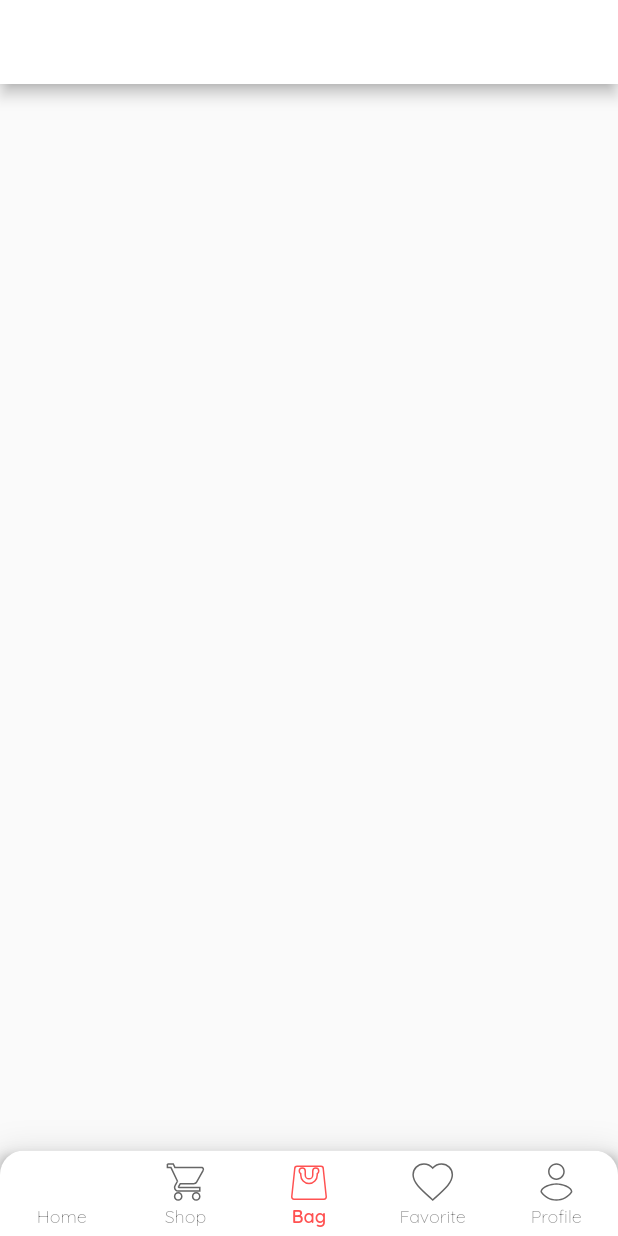
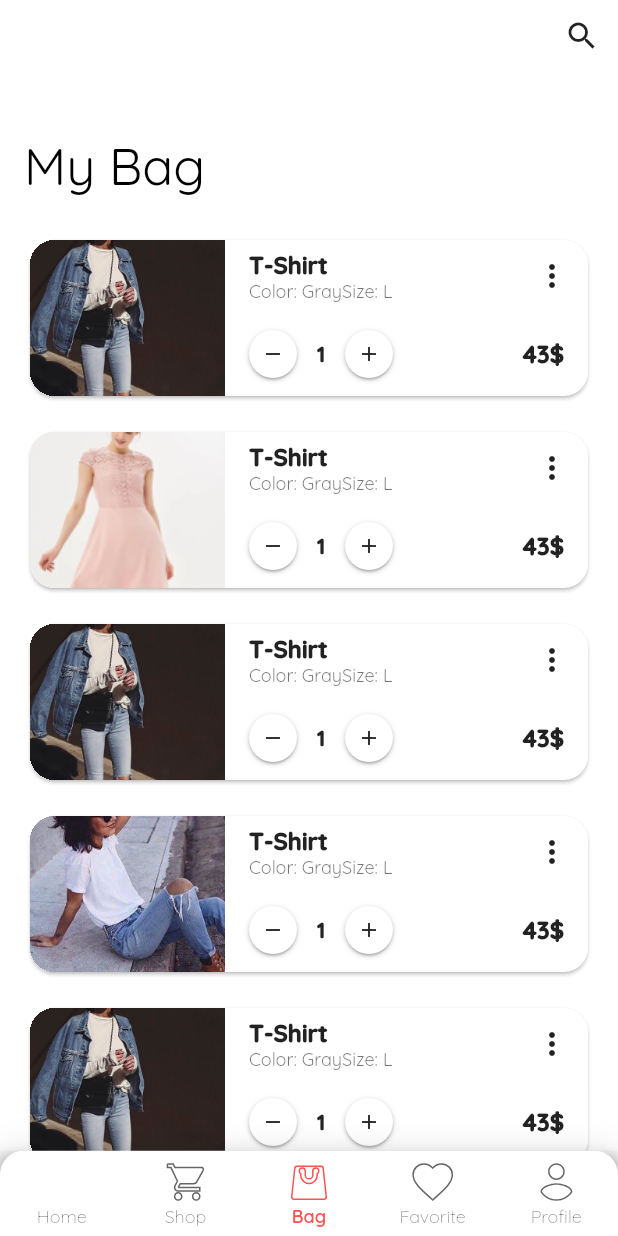
Before and after one commit to dangngocduc/flutter_ecommerce_mobile, a Flutter app: the screen it shows after launch, swiped to page 3, on a phone screen of 412 x 824 dp. Run offline on Flutter 3.47's test engine with Material 2 defaults, Android fonts, the phone set to English and light mode, and no system bars; our stand-ins replace flutter_rating_bar, flutter_svg, google_fonts.

Commit message:
[DEV] Update bag tab.

```diff
--- a/lib/application.dart
+++ b/lib/application.dart
@@ -9,6 +9,7 @@ class Application extends StatelessWidget {
   @override
   Widget build(BuildContext context) {
     return MaterialApp(
+      debugShowCheckedModeBanner: false,
       initialRoute: 'main',
       theme: DynamicTheme.of(context).themeData,
       routes: {
--- /dev/null
+++ b/lib/features/bag/bag_item_widget.dart
@@ -0,0 +1,123 @@
+import 'package:flutter/material.dart';
+import 'dart:developer' as developer;
+
+import 'package:template_app/theme/app_icons.dart';
+
+class BagItemWidget extends StatelessWidget {
+  final String assets;
+
+  BagItemWidget(this.assets);
+
+  @override
+  Widget build(BuildContext context) {
+    return Card(
+      child: Container(
+        child: IntrinsicHeight(
+          child: Row(
+            children: <Widget>[
+              AspectRatio(
+                aspectRatio: 1.25,
+                child: Container(
+                  width: 80,
+                  child: Image.asset(
+                    assets,
+                    fit: BoxFit.cover,
+                  ),
+                ),
+              ),
+              SizedBox(
+                width: 16,
+              ),
+              Expanded(
+                child: Column(
+                  crossAxisAlignment: CrossAxisAlignment.start,
+                  mainAxisAlignment: MainAxisAlignment.spaceBetween,
+                  children: <Widget>[
+                    Row(
+                      children: <Widget>[
+                        Expanded(
+                            child: Column(
+                          crossAxisAlignment: CrossAxisAlignment.start,
+                          children: <Widget>[
+                            Text(
+                              'T-Shirt',
+                              style: Theme.of(context).textTheme.subhead.copyWith(
+                                fontWeight: FontWeight.w900
+                              ),
+                            ),
+                            Row(
+                              children: <Widget>[
+                                Text(
+                                  'Color: Gray',
+                                  style: Theme.of(context).textTheme.caption,
+                                ),
+                                Text('Size: L',
+                                    style: Theme.of(context).textTheme.caption)
+                              ],
+                            )
+                          ],
+                        )),
+                        IconButton(
+                            icon: Icon(Icons.more_vert), onPressed: () {})
+                      ],
+                    ),
+                    Container(
+                      child: Row(
+                        children: <Widget>[
+                          Container(
+                            width: 32,
+                            height: 32,
+                            alignment: Alignment.center,
+                            decoration: BoxDecoration(
+                                shape: BoxShape.circle,
+                                color: Colors.white,
+                                boxShadow: kElevationToShadow[1]
+                            ),
+                            child: Icon(Icons.remove, size: 16,),
+                          ),
+                          Container(
+                            alignment: Alignment.center,
+                            width: 32,
+                            height: 32,
+                            child: Text('1', style: Theme.of(context).textTheme.body2.copyWith(
+                                fontWeight: FontWeight.w900
+                            ),),
+                          ),
+                          Container(
+                            alignment: Alignment.center,
+                            width: 32,
+                            height: 32,
+                            decoration: BoxDecoration(
+                                shape: BoxShape.circle,
+                                color: Colors.white,
+                                boxShadow: kElevationToShadow[1]
+                            ),
+                            child: Icon(Icons.add, size: 16,),
+                          ),
+                          Expanded(
+                            child: Text('43\$',
+                              textAlign: TextAlign.right,
+                              style: Theme.of(context).textTheme.subhead.copyWith(
+                                  fontWeight: FontWeight.w900
+                              ),
+                            ),
+                          ),
+                        ],
+                      ),
+                      padding: EdgeInsets.symmetric(
+                        vertical: 12,
+                      ).copyWith(right: 16),
+                    )
+                  ],
+                ),
+              )
+            ],
+          ),
+        ),
+      ),
+      shape: RoundedRectangleBorder(
+          borderRadius: BorderRadius.all(Radius.circular(16))),
+      clipBehavior: Clip.hardEdge,
+    );
+  }
+}
--- /dev/null
+++ b/lib/features/bag/bag_sliver_persistent_header_delegate.dart
@@ -0,0 +1,58 @@
+import 'package:flutter/material.dart';
+import 'package:template_app/theme/constants.dart';
+
+class BagSliverPersistentHeaderDelegate extends SliverPersistentHeaderDelegate {
+
+  double statusHeight;
+
+  BagSliverPersistentHeaderDelegate(this.statusHeight);
+
+  @override
+  Widget build(BuildContext context, double shrinkOffset, bool overlapsContent) {
+    return Material(
+      color: Theme.of(context).colorScheme.primary,
+      child: SafeArea(
+        child: Container(
+          color: Theme.of(context).colorScheme.primary,
+          child: Stack(
+            children: <Widget>[
+              Positioned(
+                  top: 0,
+                  right: 0,
+                  child: IconButton(
+                    icon:  Icon(
+                      Icons.search,
+                      color: Theme.of(context).colorScheme.onPrimary,
+                    ),
+                    onPressed: (){},)
+              ),
+              Positioned.fill(
+                child: Container(
+                  padding: kPaddingStandard,
+                  alignment: Alignment.bottomLeft,
+                  child: FittedBox(
+                    fit: BoxFit.scaleDown,
+                    child: Text('My Bag', style: Theme.of(context).textTheme.display1.copyWith(
+                      color: Colors.black
+                    ),),
+                  )
+                ),
+              )
+            ],
+          ),
+        ),
+      ),
+    );
+  }
+
+  @override
+  double get maxExtent => 144 +  statusHeight;
+
+  @override
+  double get minExtent => 48 +  statusHeight;
+
+  @override
+  bool shouldRebuild(SliverPersistentHeaderDelegate oldDelegate) {
+    return true;
+  }
+}
--- a/lib/features/bag_page.dart
+++ b/lib/features/bag_page.dart
@@ -1,5 +1,9 @@
 import 'package:flutter/material.dart';
+import 'package:template_app/theme/app_icons.dart';
 import 'dart:developer' as developer;
+
+import 'bag/bag_item_widget.dart';
+import 'bag/bag_sliver_persistent_header_delegate.dart';
 
 class BagPage extends StatefulWidget {
   @override
@@ -10,8 +14,36 @@ class _BagPageState extends State<BagPage> {
   @override
   Widget build(BuildContext context) {
     return Scaffold(
-      appBar: AppBar(
-        title: Text('Bag Page'),
+      backgroundColor: Colors.white,
+      body: CustomScrollView(
+        slivers: <Widget>[
+          SliverPersistentHeader(
+            pinned: true,
+            delegate: BagSliverPersistentHeaderDelegate(MediaQuery.of(context).padding.top),
+          ),
+          SliverPadding(
+            padding: EdgeInsets.symmetric(vertical: 12, horizontal: 16),
+            sliver: SliverList(
+              delegate: SliverChildListDelegate(
+                  [
+                    BagItemWidget(AppIcons.categoryCard1),
+                    Divider(height: 16, color: Colors.transparent,),
+                    BagItemWidget(AppIcons.demoProduct2),
+                    Divider(height: 16, color: Colors.transparent,),
+                    BagItemWidget(AppIcons.categoryCard1),
+                    Divider(height: 16, color: Colors.transparent,),
+                    BagItemWidget(AppIcons.categoryCard2),
+                    Divider(height: 16, color: Colors.transparent,),
+                    BagItemWidget(AppIcons.categoryCard1),
+                    Divider(height: 16, color: Colors.transparent,),
+                    BagItemWidget(AppIcons.demoProduct2),
+                    Divider(height: 16, color: Colors.transparent,),
+                    Divider(height: 16, color: Colors.transparent,),
+                  ]
+              ),
+            ),
+          )
+        ],
       ),
     );
   }
--- a/lib/main.dart
+++ b/lib/main.dart
@@ -16,7 +16,8 @@ class MyApp extends StatelessWidget {
         primaryColor: Colors.white,
         colorScheme: ColorScheme.light().copyWith(
           onPrimary: Colors.black87,
-          secondary: Colors.redAccent
+          secondary: Colors.redAccent,
+          primary: Colors.white,
         ),
         textTheme: GoogleFonts.quicksandTextTheme(
           Theme.of(context).textTheme,
```
Also changed, not shown: demo/page_bag.jpg (added), 1 other file.
